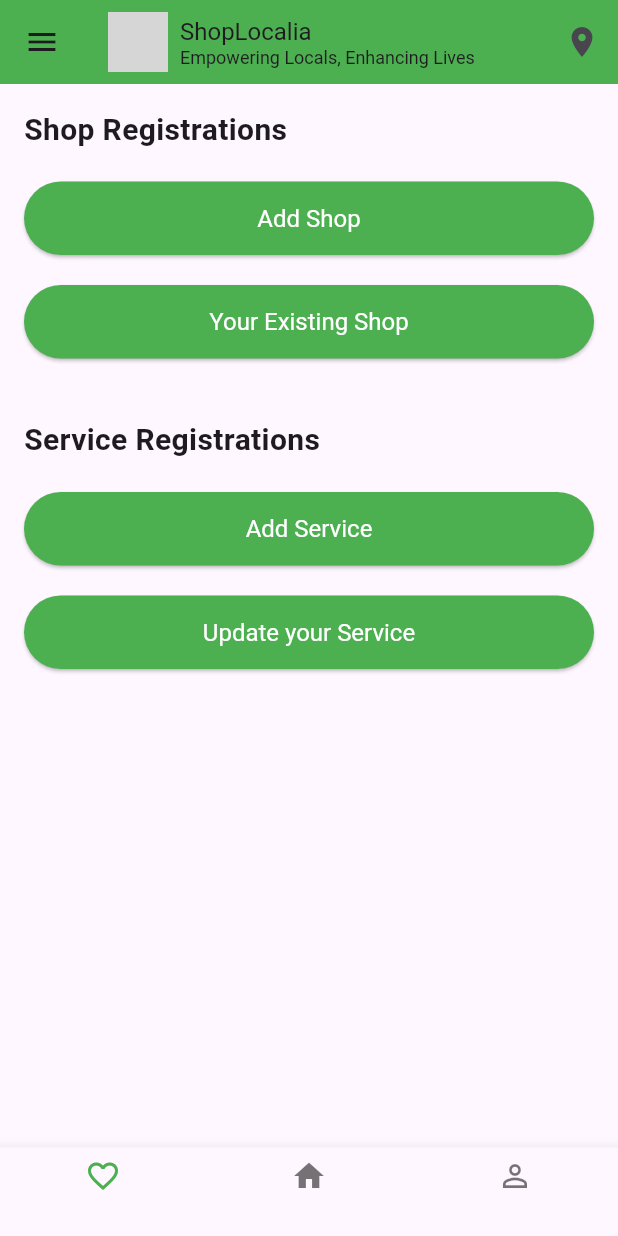
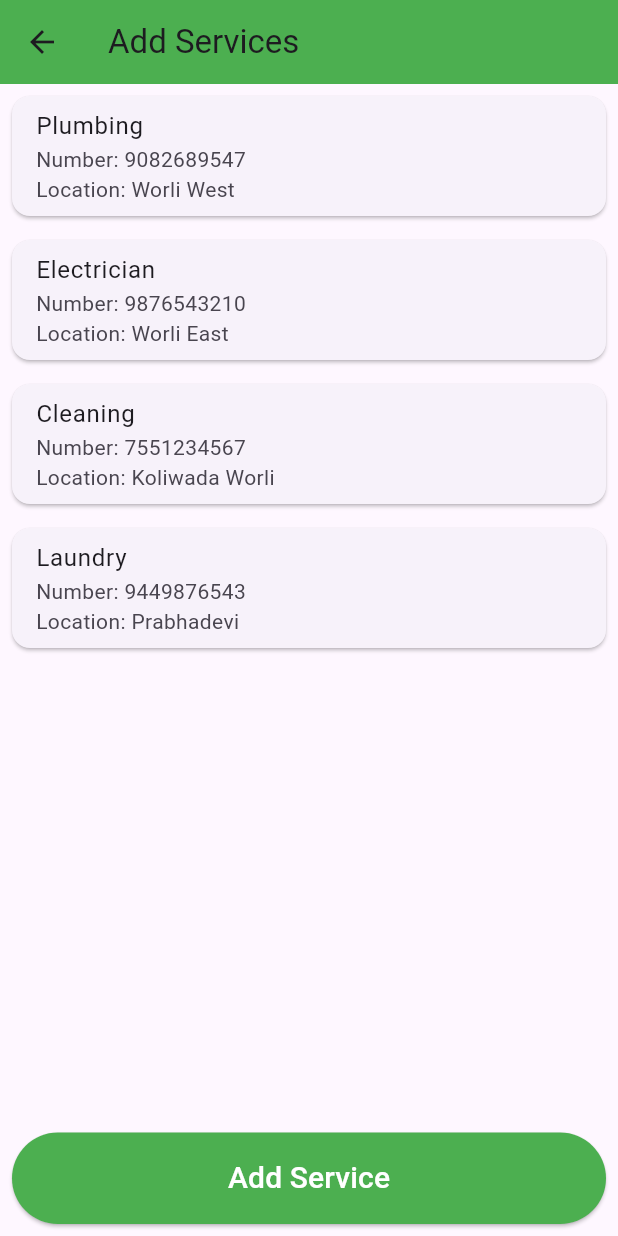
Before and after one commit to 09anushkam/GroceryApp-ShopkeeperSide, a Flutter app: the RegistrationScreen screen opened by its route, after a tap on "Add Service", on a phone screen of 412 x 824 dp. Run offline on Flutter 3.47's test engine with Material 3 defaults, Android fonts, the phone set to English and light mode, and no system bars; our stand-ins replace cloud_firestore, firebase_auth, firebase_core, firebase_storage, fluttertoast, image_picker and 1 more; accounts and stored records are empty; grey boxes are pictures that could not be loaded.

Commit message:
all done

```diff
--- a/lib/main.dart
+++ b/lib/main.dart
@@ -1,6 +1,8 @@
 import 'package:flutter/material.dart';
 import 'package:firebase_core/firebase_core.dart'; // Firebase import
 import 'package:firebase_auth/firebase_auth.dart';
+import 'package:grocery_shop_admin/screens/add_new_service.dart';
+import 'package:grocery_shop_admin/screens/add_service.dart';
 import 'package:grocery_shop_admin/screens/existing_shop_screen.dart';
 import 'screens/login_screen.dart'; // Updated import for login screen
 import 'screens/registration_screen.dart'; // Updated import for registration screen
@@ -38,6 +40,9 @@
         '/add-product': (context) => AddProductScreen(products: [], shopId: ''), // Ensure shopId is passed
         '/successScreen': (context) => ProductSuccessScreen(),  // Frame 53
         '/existing-shop': (context) => ExistingShopsScreen(userId: currentUserId!), // Pass userId
+        '/add-service': (context) => AddServiceScreen(),
+        '/add-new-service': (context) => AddNewServiceScreen(), // Add route for adding new service
+
       },
     );
   }
--- /dev/null
+++ b/lib/screens/add_service.dart
@@ -0,0 +1,92 @@
+import 'package:flutter/material.dart';
+import 'add_new_service.dart'; // Import the screen to add new services
+
+class AddServiceScreen extends StatefulWidget {
+  @override
+  _AddServiceScreenState createState() => _AddServiceScreenState();
+}
+
+class _AddServiceScreenState extends State<AddServiceScreen> {
+  // Initial list of services
+  List<Service> services = [
+    Service(name: 'Plumbing', number: '9082689547', location: 'Worli West'),
+    Service(name: 'Electrician', number: '9876543210', location: 'Worli East'),
+    Service(name: 'Cleaning', number: '7551234567', location: 'Koliwada Worli'),
+    Service(name: 'Laundry', number: '9449876543', location: 'Prabhadevi'),
+  ];
+
+  // Adds a new service to the list and updates the state
+  void _addService(Service newService) {
+    setState(() {
+      services.add(newService);
+    });
+  }
+
+  @override
+  Widget build(BuildContext context) {
+    return Scaffold(
+      appBar: AppBar(
+        title: Text('Add Services'),
+        backgroundColor: Colors.green,
+      ),
+      body: ListView.builder(
+        itemCount: services.length,
+        itemBuilder: (context, index) {
+          final service = services[index];
+          return Card(
+            margin: EdgeInsets.all(8.0),
+            child: ListTile(
+              title: Text(service.name),
+              subtitle: Column(
+                crossAxisAlignment: CrossAxisAlignment.start,
+                children: [
+                  Text('Number: ${service.number}'),
+                  Text('Location: ${service.location}'),
+                ],
+              ),
+            ),
+          );
+        },
+      ),
+      bottomNavigationBar: Padding(
+        padding: const EdgeInsets.all(8.0),
+        child: ElevatedButton(
+          onPressed: () async {
+            // Navigate to AddNewServiceScreen and wait for a result
+            final newService = await Navigator.push<Service>(
+              context,
+              MaterialPageRoute(
+                builder: (context) => AddNewServiceScreen(),
+              ),
+            );
+
+            // If newService is not null, add it to the list
+            if (newService != null) {
+              _addService(newService);
+            }
+          },
+          child: Text(
+            'Add Service',
+            style: TextStyle(
+              color: Colors.white,
+              fontSize: 20,
+            ),
+          ),
+          style: ElevatedButton.styleFrom(
+            backgroundColor: Colors.green,
+            padding: EdgeInsets.symmetric(vertical: 16),
+          ),
+        ),
+      ),
+    );
+  }
+}
+
+// Service model class
+class Service {
+  final String name;
+  final String number;
+  final String location;
+
+  Service({required this.name, required this.number, required this.location});
+}
--- a/lib/screens/registration_screen.dart
+++ b/lib/screens/registration_screen.dart
@@ -205,7 +205,7 @@
             CustomButton(
               buttonText: 'Add Service',
               onPressed: () {
-                // Action to add service
+                Navigator.pushNamed(context, '/add-service');
               },
             ),
             SizedBox(height: 20),
```
Also changed, not shown: lib/screens/add_new_service.dart (added, +78 -0 lines).
